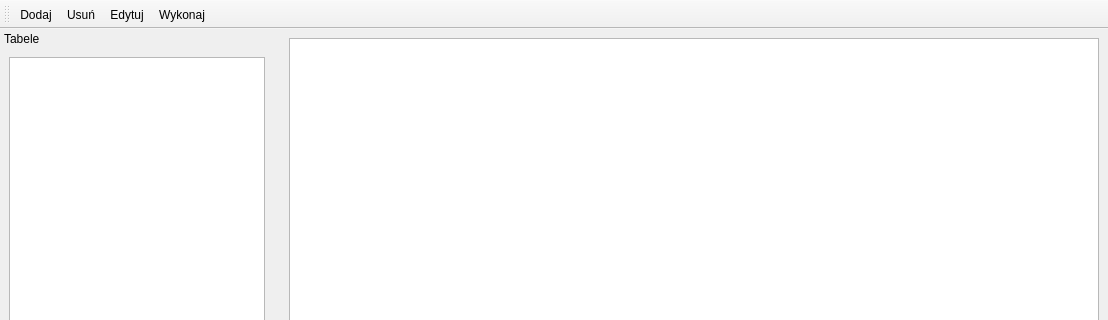
Before: the Qt Designer form application/gui/mainwindow.ui in Ztrk/database-project, drawn with Qt 5; both pictures show x 0 to 1108 and y 0 to 320 of the 1108 by 646 pixel window.
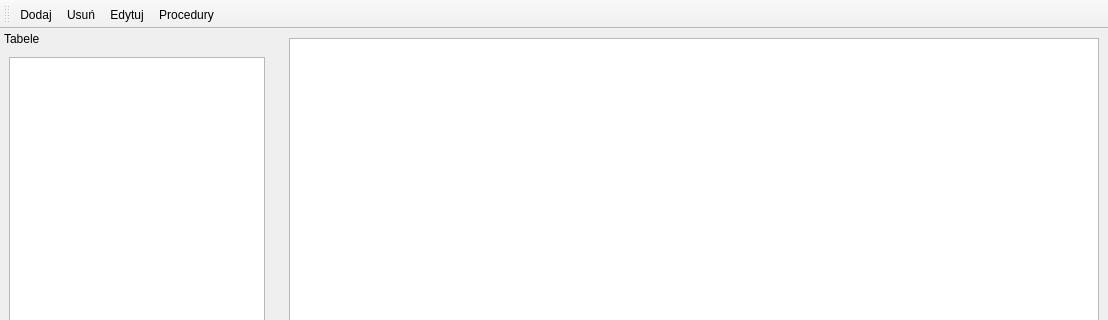
After: the same form once the commit is applied.

Commit message: Add gui for calling procedures

What changed in the file:
```diff
--- a/application/gui/mainwindow.ui
+++ b/application/gui/mainwindow.ui
@@ -121,7 +121,7 @@
   </action>
   <action name="action_execute">
    <property name="text">
-    <string>Wykonaj</string>
+    <string>Procedury</string>
    </property>
   </action>
  </widget>
```
The commit also changes 3 other files.
